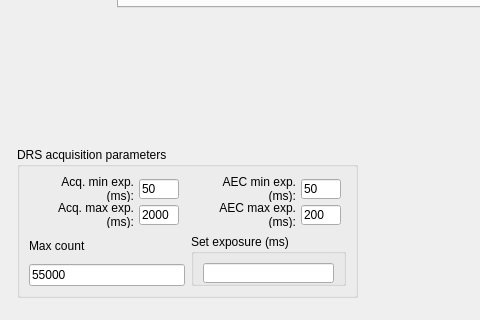
First picture: the form in src/lumed_DRS/ui/lumed_DRS.ui, repository lumed-mtl/lumed_DRS, before the edit; both pictures show x 463 to 943 and y 543 to 863 of the 1329 by 863 pixel window.
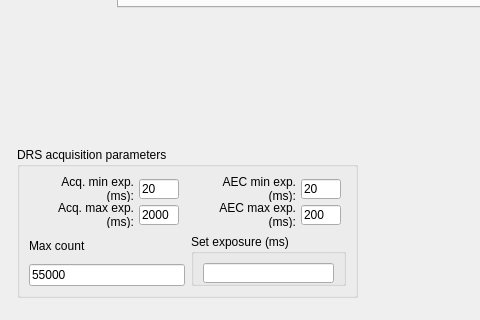
Second picture: the form after the edit.

Commit message:
Fixed measure buttons enabling
Measure buttons of Raman and Raman/DRS are now enabling and disabling correctly

```diff
--- a/src/lumed_DRS/ui/lumed_DRS.ui
+++ b/src/lumed_DRS/ui/lumed_DRS.ui
@@ -984,7 +984,7 @@
            </size>
           </property>
           <property name="text">
-           <string>50</string>
+           <string>20</string>
           </property>
           <property name="alignment">
            <set>Qt::AlignLeading|Qt::AlignLeft|Qt::AlignVCenter</set>
@@ -1093,7 +1093,7 @@
            </size>
           </property>
           <property name="text">
-           <string>50</string>
+           <string>20</string>
           </property>
           <property name="alignment">
            <set>Qt::AlignLeading|Qt::AlignLeft|Qt::AlignVCenter</set>
```
The commit also changes 3 other files.
